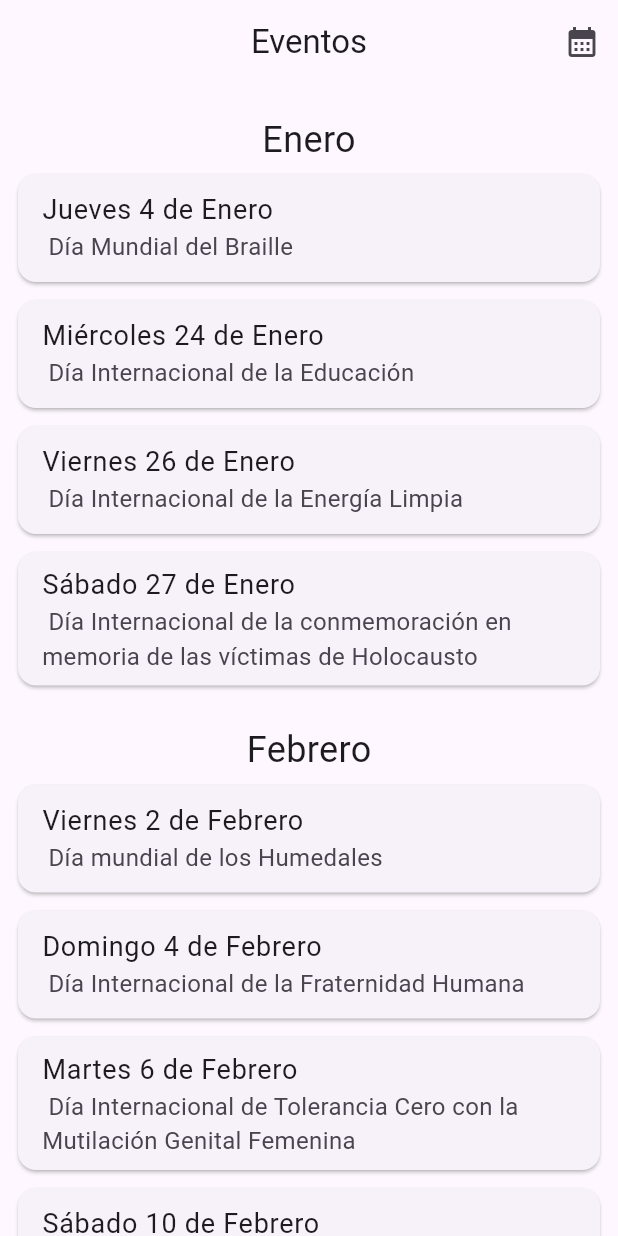
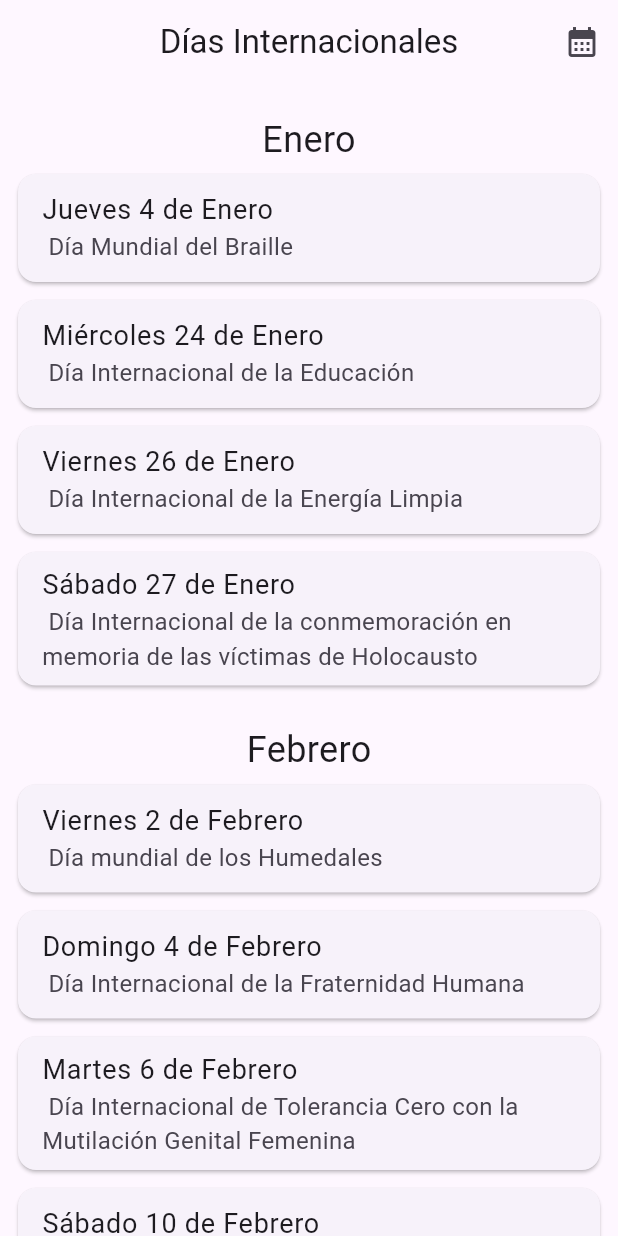
Before and after one commit to GuillermoPerez32/la_fecha, a Flutter app: the screen it shows after launch, on a phone screen of 412 x 824 dp. Run offline on Flutter 3.47's test engine with Material 3 defaults, Android fonts, the light colour scheme and no system bars; our stand-ins replace go_router.

Commit message:
change app title

```diff
--- a/lib/core/app.dart
+++ b/lib/core/app.dart
@@ -9,7 +9,7 @@ class App extends StatelessWidget {
   Widget build(BuildContext context) {
     return MaterialApp.router(
       routerConfig: router,
-      title: 'Flutter Demo',
+      title: 'Días Internacionales',
       debugShowCheckedModeBanner: false,
       theme: ThemeData(
         appBarTheme: const AppBarTheme(
--- a/lib/ui/pages/home_page.dart
+++ b/lib/ui/pages/home_page.dart
@@ -54,7 +54,7 @@ class _HomePageState extends State<HomePage> {
   Widget build(BuildContext context) {
     return Scaffold(
         appBar: AppBar(
-          title: Text('Eventos'),
+          title: Text('Días Internacionales'),
           actions: [
             IconButton(
               icon: const Icon(Icons.calendar_month),
```
Also changed, not shown: assets/calendario.png (added), 1 other file.
